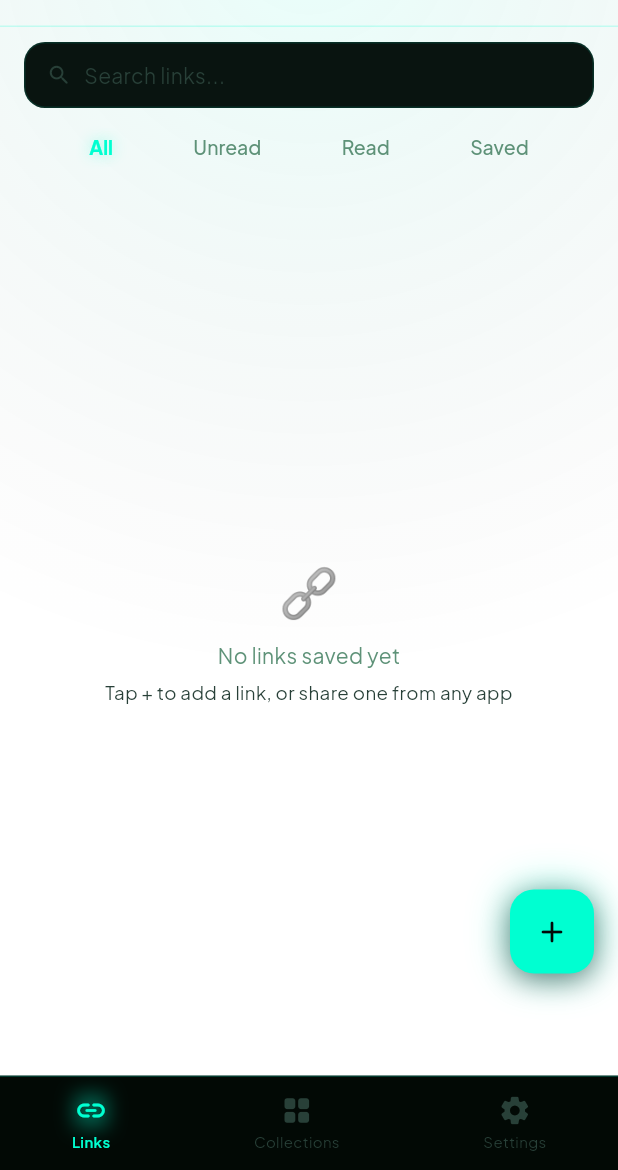
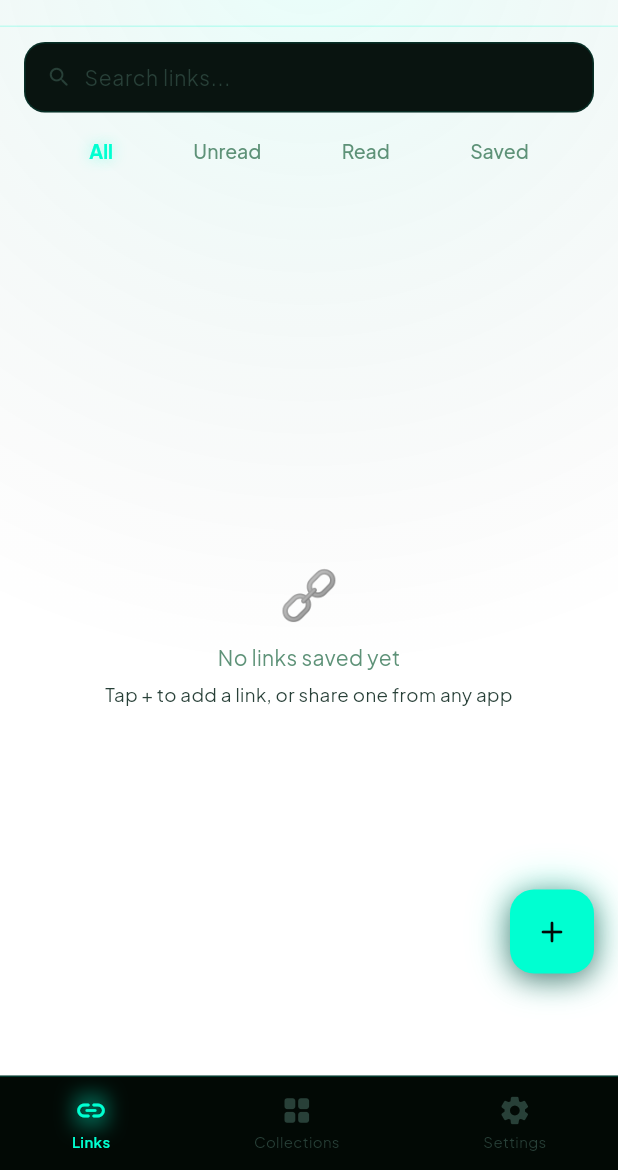
Before and after one commit to RayanCode28/linkvault, a Flutter app: the HomeScreen screen opened by its route, on a phone screen of 412 x 824 dp, the part 66-1236 px from its top. Run offline on Flutter 3.47's test engine with Material 3 defaults, Android fonts, the phone set to English and light mode, and no system bars; our stand-ins replace cached_network_image, file_picker, firebase_auth, firebase_core, firebase_storage, go_router and 8 more; missing offline and left inert: flutter_sharing_intent, purchases_flutter, tutorial_coach_mark; accounts and stored records are empty; network calls fail; statements that could not run were skipped.

Commit message:
feat: segundo lote de fixes de testers (reporte QA v1.2.2)
- Tour: botón Skip arriba a la derecha (alignSkip topRight); el default
  bottomRight chocaba con el FAB, el bottom nav y la barra del sistema
- Home: sin scroll con lista vacía (NeverScrollableScrollPhysics) y el
  colchón de 130px solo cuando hay items
- Transiciones opacas: CupertinoPageTransitionsBuilder (slide, sin fade
  que dejaba ver la pantalla anterior)
- Búsqueda in-place en Home: la barra es un TextField que filtra la
  lista en vivo; eliminadas la pantalla y la ruta /search (era casi
  idéntica a Home y toda transición se leía como superposición)

Verificado en emulador (Android 17 + simulación Galaxy A15 720x1600,
3 botones, font scale 1.5). flutter analyze limpio, 15 tests OK.

Co-Authored-By: Claude Fable 5 <noreply@anthropic.com>

```diff
--- a/lib/core/feature_tour.dart
+++ b/lib/core/feature_tour.dart
@@ -34,6 +34,8 @@ class FeatureTour {
     final l = context.l10n;
     TutorialCoachMark(
       textSkip: l.tourSkip,
+      // Top-right, clear of the FAB, bottom nav and system navigation bar.
+      alignSkip: Alignment.topRight,
       skipWidget: _skipChip(l.tourSkip),
       colorShadow: const Color(0xFF010604),
       opacityShadow: 0.9,
--- a/lib/features/home/home_screen.dart
+++ b/lib/features/home/home_screen.dart
@@ -1,5 +1,4 @@
 import 'package:flutter/material.dart';
-import 'package:go_router/go_router.dart';
 import 'package:provider/provider.dart';
 import '../../core/models.dart';
 import '../../core/theme.dart';
@@ -22,6 +21,14 @@ class HomeScreen extends StatefulWidget {
 
 class _HomeScreenState extends State<HomeScreen> {
   LinkFilter _filter = LinkFilter.all;
+  final _searchCtrl = TextEditingController();
+  String _query = '';
+
+  @override
+  void dispose() {
+    _searchCtrl.dispose();
+    super.dispose();
+  }
 
   @override
   void initState() {
@@ -64,38 +71,82 @@ class _HomeScreenState extends State<HomeScreen> {
     );
   }
 
+  // In-place search: filters the list right here instead of pushing a
+  // near-identical /search screen (the transition between the two read as
+  // a glitchy overlap — tester feedback).
   Widget _searchBar(BuildContext context) {
-    return GestureDetector(
-      onTap: () => context.push('/search'),
-      child: Container(
+    final active = _query.isNotEmpty;
+    return Container(
       key: FeatureTour.searchKey,
       margin: const EdgeInsets.fromLTRB(16, 0, 16, 10),
-        padding: const EdgeInsets.symmetric(vertical: 11, horizontal: 14),
+      padding: const EdgeInsets.symmetric(horizontal: 14),
       decoration: BoxDecoration(
         color: AppColors.surface,
         borderRadius: AppRadius.card,
-          border: Border.all(color: AppColors.border, width: 1),
+        border: Border.all(
+            color: active ? AppColors.accentBorder : AppColors.border,
+            width: 1),
       ),
       child: Row(
         children: [
-            const Icon(Icons.search_rounded,
-                color: AppColors.textMuted, size: 17),
+          Icon(Icons.search_rounded,
+              color: active ? AppColors.accent : AppColors.textMuted, size: 17),
           const SizedBox(width: 8),
-            Text(
-              context.l10n.searchHint,
-              style: const TextStyle(color: AppColors.textMuted, fontSize: 14),
+          Expanded(
+            child: TextField(
+              controller: _searchCtrl,
+              style: const TextStyle(color: AppColors.text, fontSize: 14),
+              decoration: InputDecoration(
+                isDense: true,
+                filled: false,
+                border: InputBorder.none,
+                enabledBorder: InputBorder.none,
+                focusedBorder: InputBorder.none,
+                hintText: context.l10n.searchHint,
+                hintStyle:
+                    const TextStyle(color: AppColors.textMuted, fontSize: 14),
+                contentPadding: const EdgeInsets.symmetric(vertical: 12),
+              ),
+              onChanged: (v) => setState(() => _query = v.trim()),
+            ),
+          ),
+          if (active)
+            GestureDetector(
+              onTap: () {
+                _searchCtrl.clear();
+                setState(() => _query = '');
+              },
+              child: const Icon(Icons.close_rounded,
+                  color: AppColors.textMuted, size: 18),
             ),
         ],
       ),
-      ),
     );
+  }
+
+  List<LinkItem> _visibleLinks(LinksProvider provider) {
+    if (_query.isEmpty) return provider.filtered(_filter);
+    final results = provider.search(_query);
+    switch (_filter) {
+      case LinkFilter.unread:
+        return results.where((l) => !l.read).toList();
+      case LinkFilter.read:
+        return results.where((l) => l.read).toList();
+      case LinkFilter.favorites:
+        return results.where((l) => l.favorite).toList();
+      default:
+        return results;
+    }
   }
 
   Widget _linksArea(BuildContext context) {
     return Consumer<LinksProvider>(
       builder: (ctx, provider, _) {
-        final items = provider.filtered(_filter);
+        final items = _visibleLinks(provider);
         return CustomScrollView(
+          // Empty state is a static view: no scroll gesture when there is
+          // nothing to scroll through.
+          physics: items.isEmpty ? const NeverScrollableScrollPhysics() : null,
           slivers: [
             if (items.isEmpty)
               SliverFillRemaining(
@@ -109,6 +160,8 @@ class _HomeScreenState extends State<HomeScreen> {
                       Text(
                         provider.links.isEmpty
                             ? context.l10n.emptyNoLinks
+                            : _query.isNotEmpty
+                                ? context.l10n.noResults(_query)
                                 : context.l10n.emptyNoMatch,
                         style: const TextStyle(
                             color: AppColors.textSec, fontSize: 14),
@@ -129,14 +182,16 @@ class _HomeScreenState extends State<HomeScreen> {
                   ),
                 ),
               )
-            else
+            else ...[
               SliverList(
                 delegate: SliverChildBuilderDelegate(
                   (ctx, i) => LinkCard(link: items[i]),
                   childCount: items.length,
                 ),
               ),
+              // Room so the FAB and ad banner never cover the last card.
               const SliverToBoxAdapter(child: SizedBox(height: 130)),
+            ],
           ],
         );
       },
--- a/lib/shared/router.dart
+++ b/lib/shared/router.dart
@@ -6,7 +6,6 @@ import '../features/onboarding/onboarding_screen.dart';
 import '../features/home/home_screen.dart';
 import '../features/collections/collections_screen.dart';
 import '../features/collections/collection_detail_screen.dart';
-import '../features/search/search_screen.dart';
 import '../features/settings/settings_screen.dart';
 import '../features/settings/privacy_policy_screen.dart';
 import '../features/paywall/paywall_screen.dart';
@@ -49,11 +48,6 @@ Future<GoRouter> buildRouter() async {
           ]),
         ],
       ),
-      // Search is no longer a tab: it opens from the search bar on Links.
-      GoRoute(
-        path: '/search',
-        builder: (ctx, state) => const SearchScreen(),
-      ),
       GoRoute(
         path: '/collections/:id',
         builder: (ctx, state) =>
```
Also changed, not shown: lib/core/theme.dart (+6 -3 lines), lib/features/search/search_screen.dart (deleted, +0 -145 lines), 1 other file. Lines whose indentation alone changed are shown as unchanged.
